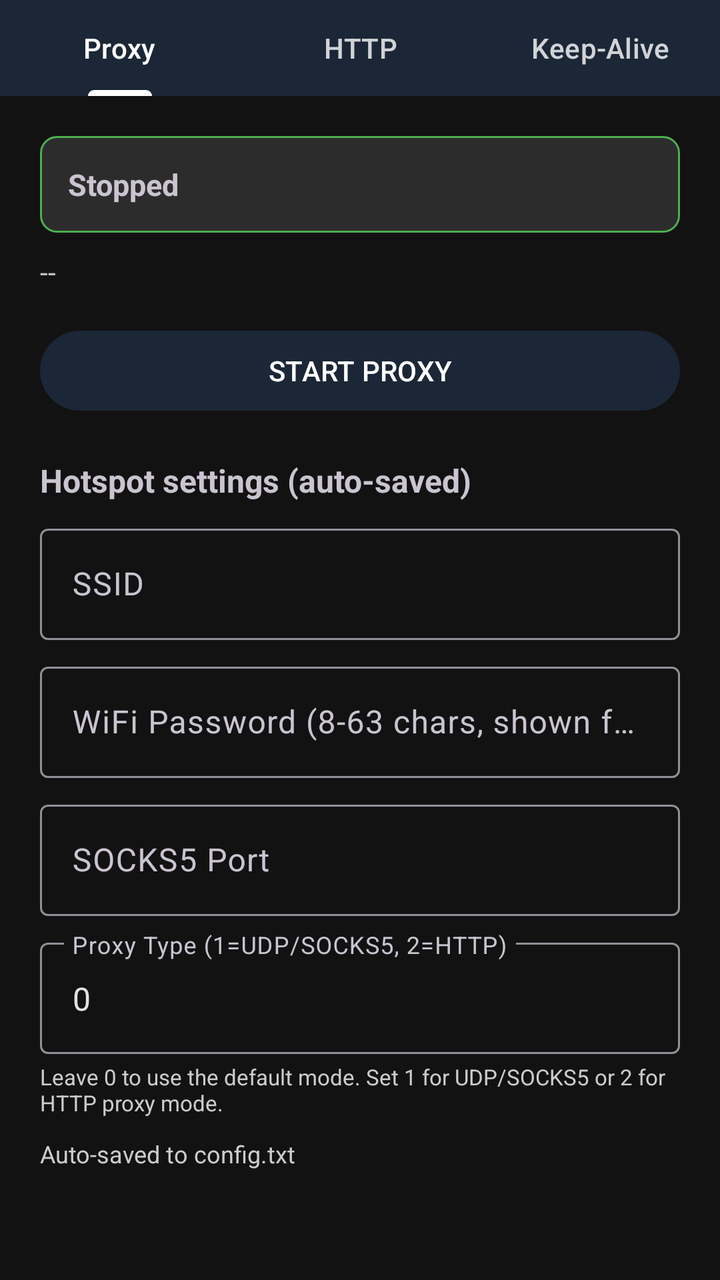
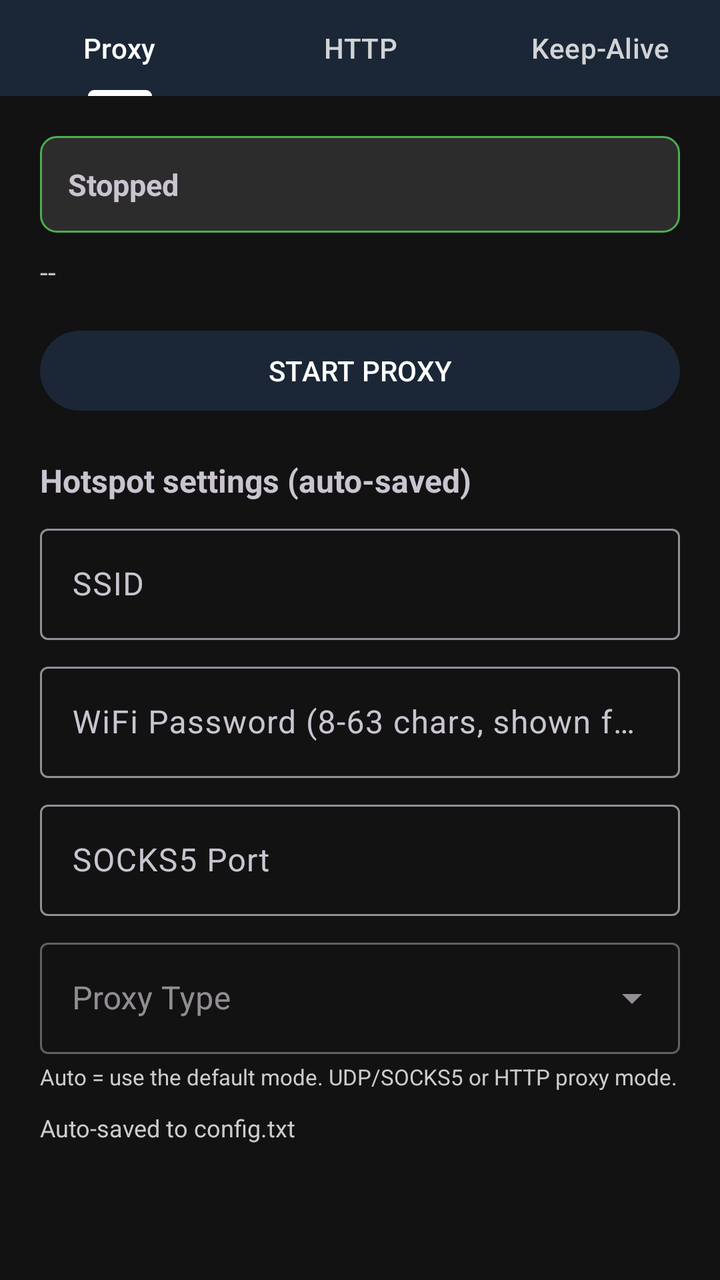

Screens rendered from an Android XML layout before and after an edit, with the pre-edit source and the edit as a unified diff.
<!-- AndroidManifest.xml: application theme Theme.Sacram -->
<!-- res/layout/activity_main.xml -->
<?xml version="1.0" encoding="utf-8"?>
<ScrollView xmlns:android="http://schemas.android.com/apk/res/android"
    android:layout_width="match_parent"
    android:layout_height="match_parent"
    android:background="@color/bg"
    android:fillViewport="true">

    <LinearLayout
        android:layout_width="match_parent"
        android:layout_height="wrap_content"
        android:orientation="vertical">

        <com.google.android.material.tabs.TabLayout
            android:id="@+id/tabLayout"
            android:layout_width="match_parent"
            android:layout_height="wrap_content"
            android:background="@color/primary"
            app:tabIndicatorColor="@color/on_primary"
            app:tabSelectedTextColor="@color/on_primary"
            app:tabTextColor="#CCFFFFFF"
            xmlns:app="http://schemas.android.com/apk/res-auto">

            <com.google.android.material.tabs.TabItem
                android:layout_width="wrap_content"
                android:layout_height="wrap_content"
                android:text="Proxy" />

            <com.google.android.material.tabs.TabItem
                android:layout_width="wrap_content"
                android:layout_height="wrap_content"
                android:text="HTTP" />

            <com.google.android.material.tabs.TabItem
                android:layout_width="wrap_content"
                android:layout_height="wrap_content"
                android:text="Keep-Alive" />
        </com.google.android.material.tabs.TabLayout>

        
        <LinearLayout
            android:id="@+id/tabProxy"
            android:layout_width="match_parent"
            android:layout_height="wrap_content"
            android:orientation="vertical"
            android:padding="20dp">

            <TextView
                android:id="@+id/tvStatus"
                android:layout_width="match_parent"
                android:layout_height="wrap_content"
                android:background="@drawable/bg_status"
                android:padding="14dp"
                android:text="Stopped"
                android:textIsSelectable="true"
                android:textSize="15sp"
                android:textStyle="bold" />

            <TextView
                android:id="@+id/tvInfo"
                android:layout_width="match_parent"
                android:layout_height="wrap_content"
                android:layout_marginTop="10dp"
                android:text="--"
                android:textIsSelectable="true"
                android:textSize="14sp" />

            <Button
                android:id="@+id/btnToggle"
                android:layout_width="match_parent"
                android:layout_height="wrap_content"
                android:layout_marginTop="16dp"
                android:text="START PROXY" />

            <TextView
                android:layout_width="match_parent"
                android:layout_height="wrap_content"
                android:layout_marginTop="20dp"
                android:text="Hotspot settings (auto-saved)"
                android:textSize="16sp"
                android:textStyle="bold" />

            <com.google.android.material.textfield.TextInputLayout
                android:id="@+id/tilSsid"
                android:layout_width="match_parent"
                android:layout_height="wrap_content"
                android:layout_marginTop="8dp"
                android:hint="SSID">

                <com.google.android.material.textfield.TextInputEditText
                    android:id="@+id/etSsid"
                    android:layout_width="match_parent"
                    android:layout_height="wrap_content"
                    android:inputType="text" />
            </com.google.android.material.textfield.TextInputLayout>

            <com.google.android.material.textfield.TextInputLayout
                android:id="@+id/tilPass"
                android:layout_width="match_parent"
                android:layout_height="wrap_content"
                android:layout_marginTop="8dp"
                android:hint="WiFi Password (8-63 chars, shown for clients to see)">

                <com.google.android.material.textfield.TextInputEditText
                    android:id="@+id/etPass"
                    android:layout_width="match_parent"
                    android:layout_height="wrap_content"
                    android:inputType="text"
                    android:textIsSelectable="true" />
            </com.google.android.material.textfield.TextInputLayout>

            <com.google.android.material.textfield.TextInputLayout
                android:id="@+id/tilPort"
                android:layout_width="match_parent"
                android:layout_height="wrap_content"
                android:layout_marginTop="8dp"
                android:hint="SOCKS5 Port">

                <com.google.android.material.textfield.TextInputEditText
                    android:id="@+id/etPort"
                    android:layout_width="match_parent"
                    android:layout_height="wrap_content"
                    android:inputType="number" />
            </com.google.android.material.textfield.TextInputLayout>

            <com.google.android.material.textfield.TextInputLayout
                android:id="@+id/tilProxyType"
                android:layout_width="match_parent"
                android:layout_height="wrap_content"
                android:layout_marginTop="8dp"
                android:hint="Proxy Type (1=UDP/SOCKS5, 2=HTTP)">

                <com.google.android.material.textfield.TextInputEditText
                    android:id="@+id/etProxyType"
                    android:layout_width="match_parent"
                    android:layout_height="wrap_content"
                    android:inputType="number"
                    android:text="0" />
            </com.google.android.material.textfield.TextInputLayout>

            <TextView
                android:layout_width="match_parent"
                android:layout_height="wrap_content"
                android:layout_marginTop="4dp"
                android:layout_marginBottom="4dp"
                android:text="Leave 0 to use the default mode. Set 1 for UDP/SOCKS5 or 2 for HTTP proxy mode."
                android:textColor="@color/text_secondary"
                android:textSize="11sp" />

            <TextView
                android:id="@+id/tvSaved"
                android:layout_width="match_parent"
                android:layout_height="wrap_content"
                android:layout_marginTop="6dp"
                android:textColor="@color/text_secondary"
                android:textSize="12sp"
                android:text="Auto-saved to config.txt" />

            <TextView
                android:id="@+id/tvConfigPath"
                android:layout_width="match_parent"
                android:layout_height="wrap_content"
                android:layout_marginTop="4dp"
                android:textColor="@color/text_secondary"
                android:textIsSelectable="true"
                android:textSize="11sp" />

        </LinearLayout>

        
        <LinearLayout
            android:id="@+id/tabHttp"
            android:layout_width="match_parent"
            android:layout_height="wrap_content"
            android:orientation="vertical"
            android:padding="20dp"
            android:visibility="gone">

            <TextView
                android:id="@+id/tvHttpStatus"
                android:layout_width="match_parent"
                android:layout_height="wrap_content"
                android:background="@drawable/bg_status"
                android:padding="14dp"
                android:text="Stopped"
                android:textIsSelectable="true"
                android:textSize="15sp"
                android:textStyle="bold" />

            <Button
                android:id="@+id/btnHttpToggle"
                android:layout_width="match_parent"
                android:layout_height="wrap_content"
                android:layout_marginTop="16dp"
                android:text="START HTTP PROXY" />

            <TextView
                android:layout_width="match_parent"
                android:layout_height="wrap_content"
                android:layout_marginTop="20dp"
                android:text="HTTP proxy settings (auto-saved)"
                android:textSize="16sp"
                android:textStyle="bold" />

            <com.google.android.material.textfield.TextInputLayout
                android:id="@+id/tilHttpPort"
                android:layout_width="match_parent"
                android:layout_height="wrap_content"
                android:layout_marginTop="8dp"
                android:hint="HTTP Port (TCP only, no UDP)">

                <com.google.android.material.textfield.TextInputEditText
                    android:id="@+id/etHttpPort"
                    android:layout_width="match_parent"
                    android:layout_height="wrap_content"
                    android:inputType="number" />
            </com.google.android.material.textfield.TextInputLayout>

                <TextView
                android:layout_width="match_parent"
                android:layout_height="wrap_content"
                android:layout_marginTop="6dp"
                android:text="HTTP mode helps when mihomo/Clash TUN is not needed - point the client at http://192.168.49.1:8282"
                android:textSize="12sp"
                android:textColor="@color/text_secondary"
                android:textIsSelectable="true" />

        </LinearLayout>

        
        <LinearLayout
            android:id="@+id/tabKeepalive"
            android:layout_width="match_parent"
            android:layout_height="wrap_content"
            android:orientation="vertical"
            android:padding="20dp"
            android:visibility="gone">

            <TextView
                android:layout_width="match_parent"
                android:layout_height="wrap_content"
                android:text="Keep Sacram alive on aggressive battery savers"
                android:textSize="16sp"
                android:textStyle="bold" />

            <Button
                android:id="@+id/btnBattery"
                android:layout_width="match_parent"
                android:layout_height="wrap_content"
                android:layout_marginTop="12dp"
                android:text="REQUEST BATTERY EXEMPTION" />

            <Button
                android:id="@+id/btnAutostart"
                android:layout_width="match_parent"
                android:layout_height="wrap_content"
                android:layout_marginTop="8dp"
                android:text="AUTOSTART SETTINGS" />

            <Button
                android:id="@+id/btnWiki"
                android:layout_width="match_parent"
                android:layout_height="wrap_content"
                android:layout_marginTop="8dp"
                android:text="OPEN SETUP GUIDE (WIKI)" />

            <TextView
                android:layout_width="match_parent"
                android:layout_height="wrap_content"
                android:layout_marginTop="24dp"
                android:text="@string/help"
                android:textIsSelectable="true"
                android:textSize="13sp" />

        </LinearLayout>

    </LinearLayout>
</ScrollView>
<!-- resources referenced by this layout -->
<resources>
  <color name="bg">#121212</color>
  <color name="on_primary">#FFFFFF</color>
  <color name="primary">#1B2736</color>
  <color name="text_secondary">#CCCCCC</color>
  <!-- drawable bg_status (drawable) -->
  <?xml version="1.0" encoding="utf-8"?>
  <shape xmlns:android="http://schemas.android.com/apk/res/android">
      <solid android:color="#2C2C2C" />
      <stroke android:width="1dp" android:color="#4CAF50" />
      <corners android:radius="8dp" />
  </shape>
  <string name="help">Full setup guide, PC client config and troubleshooting are on the
  GitHub Wiki: github.com/SynacNipo/Sacram/wiki
  
  Short version:
  1. START proxy - the app becomes a WiFi Direct hotspot.
  2. Connect your PC/device to the SSID shown on screen.
  3. On the PC use a TUN-mode client (mihomo / Clash Verge Rev)
     pointing to socks5 address shown above - TUN is required for
     systemwide TCP + UDP (games, DNS, UDP apps).</string>
  <style name="Theme.Sacram" parent="Theme.Material3.Dark.NoActionBar">
          <item name="colorPrimary">@color/primary</item>
          <item name="colorOnPrimary">@color/on_primary</item>
          <item name="colorSecondary">@color/primary</item>
          <item name="android:windowBackground">@color/bg</item>
          <item name="android:colorBackground">@color/bg</item>
          <item name="android:textColorPrimary">@color/text_primary</item>
          <item name="android:textColorSecondary">@color/text_secondary</item>
      </style>
  <color name="text_primary">#FFFFFF</color>
</resources>

<!-- the commit's change to res/layout/activity_main.xml (unified diff, before → after) -->
@@ -127,14 +127,16 @@
                 android:layout_width="match_parent"
                 android:layout_height="wrap_content"
                 android:layout_marginTop="8dp"
-                android:hint="Proxy Type (1=UDP/SOCKS5, 2=HTTP)">
-
-                <com.google.android.material.textfield.TextInputEditText
+                android:hint="Proxy Type"
+                style="@style/Widget.MaterialComponents.TextInputLayout.OutlinedBox.ExposedDropdownMenu">
+
+                <AutoCompleteTextView
                     android:id="@+id/etProxyType"
                     android:layout_width="match_parent"
                     android:layout_height="wrap_content"
-                    android:inputType="number"
-                    android:text="0" />
+                    android:inputType="none"
+                    android:focusable="false"
+                    android:clickable="true" />
             </com.google.android.material.textfield.TextInputLayout>
 
             <TextView
@@ -142,7 +144,7 @@
                 android:layout_height="wrap_content"
                 android:layout_marginTop="4dp"
                 android:layout_marginBottom="4dp"
-                android:text="Leave 0 to use the default mode. Set 1 for UDP/SOCKS5 or 2 for HTTP proxy mode."
+                android:text="Auto = use the default mode. UDP/SOCKS5 or HTTP proxy mode."
                 android:textColor="@color/text_secondary"
                 android:textSize="11sp" />
 
